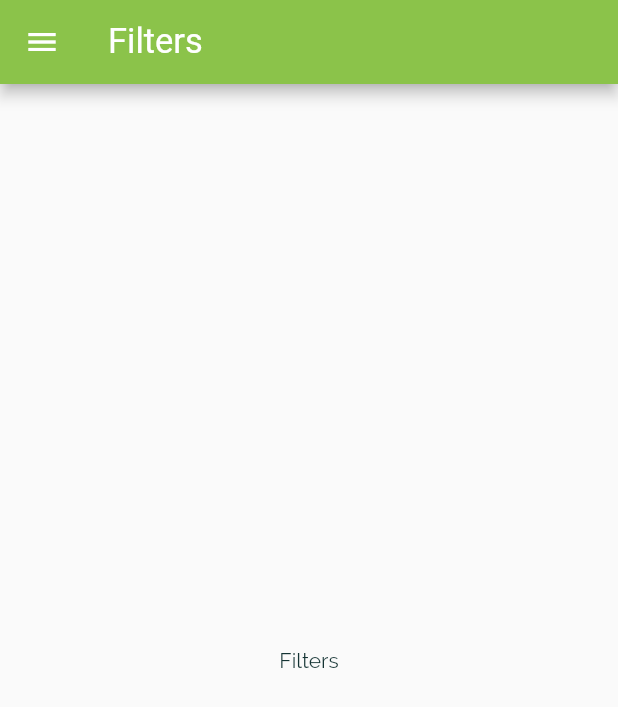
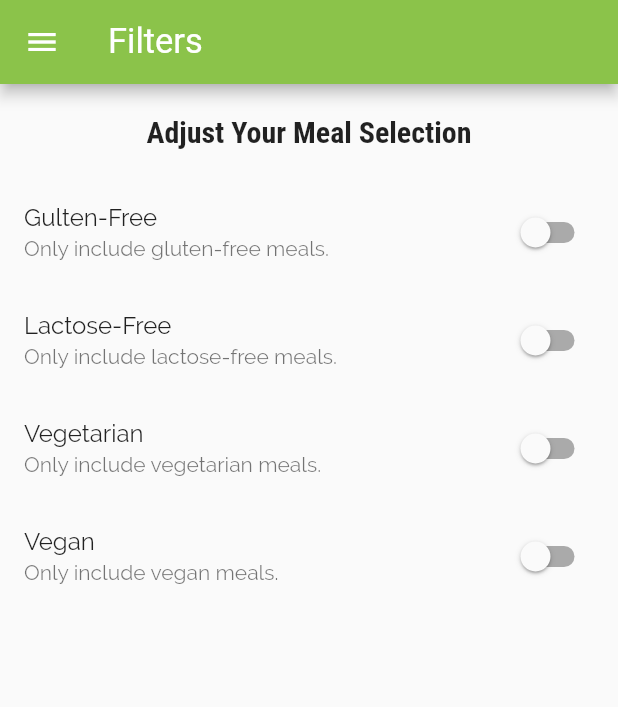
Before and after one commit to ArnabBiswas2303/FreshFoodApp, a Flutter app: the FiltersScreen screen opened by its route, on a phone screen of 412 x 824 dp. Shown: the top 707 px of the screen. Run offline on Flutter 3.47's test engine with Material 2 defaults, Android fonts, the phone set to English and light mode, and no system bars; our stand-ins replace google_fonts; Roboto replaces fonts that are missing (Ubuntu).

Commit message:
Initialize FiltersScreen

```diff
--- a/lib/screens/filters_screen.dart
+++ b/lib/screens/filters_screen.dart
@@ -1,8 +1,33 @@
 import 'package:flutter/material.dart';
 import '../widgets/custom_drawer.dart';
 
-class FiltersScreen extends StatelessWidget {
+class FiltersScreen extends StatefulWidget {
   static const routeName = '/filters';
+
+  @override
+  _FiltersScreenState createState() => _FiltersScreenState();
+}
+
+class _FiltersScreenState extends State<FiltersScreen> {
+  var _isGlutenFree = false;
+  var _isVegetarian = false;
+  var _isVegan = false;
+  var _isLactosFree = false;
+
+  Widget _buildSwitchList(
+    String title,
+    String subTitle,
+    bool value,
+    Function onChangeHandler,
+  ) {
+    return SwitchListTile(
+      title: Text(title),
+      subtitle: Text(subTitle),
+      value: value,
+      onChanged: onChangeHandler,
+    );
+  }
+
   @override
   Widget build(BuildContext context) {
     return Scaffold(
@@ -10,8 +35,60 @@ class FiltersScreen extends StatelessWidget {
         title: Text('Filters'),
       ),
       drawer: const CustomDrawer(),
-      body: Center(
-        child: const Text('Filters'),
+      body: Column(
+        crossAxisAlignment: CrossAxisAlignment.center,
+        children: <Widget>[
+          Container(
+            width: double.infinity,
+            padding: EdgeInsets.all(20),
+            child: Center(
+              child: Text(
+                'Adjust Your Meal Selection',
+                style: Theme.of(context).textTheme.title,
+              ),
+            ),
+          ),
+          _buildSwitchList(
+            'Gulten-Free',
+            'Only include gluten-free meals.',
+            _isGlutenFree,
+            (newValue) => setState(
+              () {
+                _isGlutenFree = newValue;
+              },
+            ),
+          ),
+          _buildSwitchList(
+            'Lactose-Free',
+            'Only include lactose-free meals.',
+            _isLactosFree,
+            (newValue) => setState(
+              () {
+                _isLactosFree = newValue;
+              },
+            ),
+          ),
+          _buildSwitchList(
+            'Vegetarian',
+            'Only include vegetarian meals.',
+            _isVegetarian,
+            (newValue) => setState(
+              () {
+                _isVegetarian = newValue;
+              },
+            ),
+          ),
+          _buildSwitchList(
+            'Vegan',
+            'Only include vegan meals.',
+            _isVegan,
+            (newValue) => setState(
+              () {
+                _isVegan = newValue;
+              },
+            ),
+          ),
+        ],
       ),
     );
   }
```
